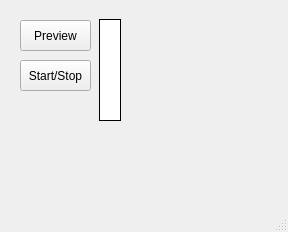
crossroadchurch/bert, file bert.ui: the form before one commit.
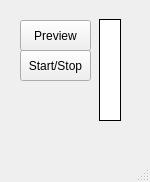
The form after the commit.

The edit to the form file:
```diff
--- a/bert.ui
+++ b/bert.ui
@@ -6,8 +6,8 @@
    <rect>
     <x>0</x>
     <y>0</y>
-    <width>288</width>
-    <height>232</height>
+    <width>150</width>
+    <height>182</height>
    </rect>
   </property>
   <property name="windowTitle">
@@ -100,7 +100,7 @@
     <property name="geometry">
      <rect>
       <x>20</x>
-      <y>60</y>
+      <y>50</y>
       <width>71</width>
       <height>31</height>
      </rect>
```
Left out of the diff: 2 changed lines with no effect on the pictures.
